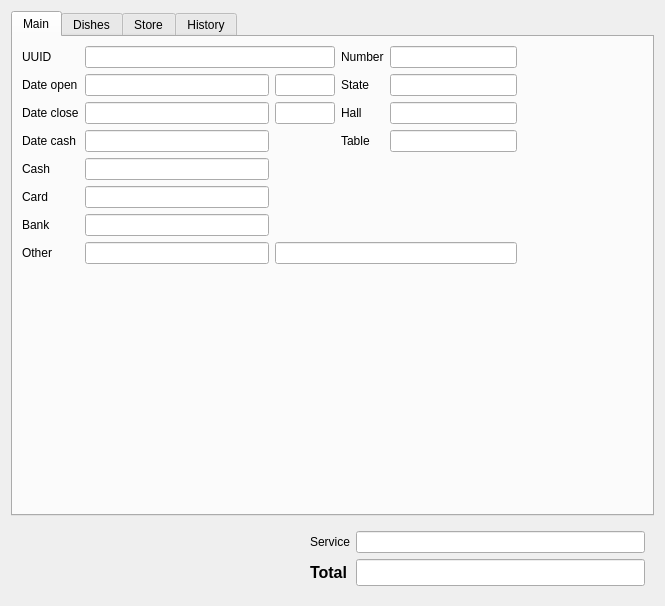
Before: the Qt Designer form FrontDesk/c5waiterorder.ui in End1-1/Cafe5, drawn with Qt 5.
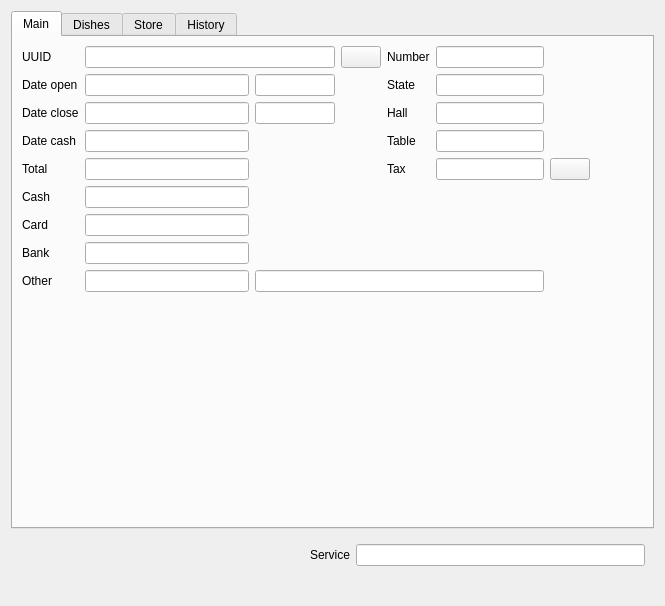
After: the same form once the commit is applied. Icons and pictures are not drawn. Custom widgets are drawn as their Qt base class.

Patch:
```diff
--- a/FrontDesk/c5waiterorder.ui
+++ b/FrontDesk/c5waiterorder.ui
@@ -24,134 +24,90 @@
        <string>Main</string>
       </attribute>
       <layout class="QGridLayout" name="gridLayout_2">
-       <item row="8" column="1">
-        <widget class="C5LineEdit" name="leBank">
-         <property name="maximumSize">
-          <size>
-           <width>200</width>
-           <height>16777215</height>
-          </size>
-         </property>
-         <property name="readOnly">
-          <bool>true</bool>
-         </property>
-        </widget>
-       </item>
-       <item row="7" column="0">
-        <widget class="QLabel" name="label_11">
-         <property name="text">
-          <string>Card</string>
-         </property>
-        </widget>
-       </item>
-       <item row="4" column="1">
-        <widget class="C5DateEdit" name="deDateClose">
-         <property name="maximumSize">
-          <size>
-           <width>200</width>
-           <height>16777215</height>
-          </size>
-         </property>
-        </widget>
-       </item>
-       <item row="8" column="0">
-        <widget class="QLabel" name="label_12">
-         <property name="text">
-          <string>Bank</string>
-         </property>
-        </widget>
-       </item>
-       <item row="6" column="1">
-        <widget class="C5LineEdit" name="leCash">
-         <property name="maximumSize">
-          <size>
-           <width>200</width>
-           <height>16777215</height>
-          </size>
-         </property>
-         <property name="readOnly">
-          <bool>true</bool>
-         </property>
-        </widget>
-       </item>
-       <item row="5" column="1">
-        <widget class="C5DateEdit" name="deDateCash">
-         <property name="maximumSize">
-          <size>
-           <width>200</width>
-           <height>16777215</height>
-          </size>
-         </property>
-         <property name="readOnly">
-          <bool>true</bool>
-         </property>
-        </widget>
-       </item>
-       <item row="0" column="0">
-        <widget class="QLabel" name="label">
-         <property name="text">
-          <string>UUID</string>
-         </property>
-        </widget>
-       </item>
-       <item row="9" column="0">
+       <item row="11" column="0">
         <widget class="QLabel" name="label_13">
          <property name="text">
           <string>Other</string>
          </property>
         </widget>
        </item>
-       <item row="4" column="3">
-        <widget class="QLabel" name="label_6">
-         <property name="text">
-          <string>Hall</string>
-         </property>
-        </widget>
-       </item>
-       <item row="5" column="0">
-        <widget class="QLabel" name="label_4">
-         <property name="text">
-          <string>Date cash</string>
-         </property>
-        </widget>
-       </item>
-       <item row="7" column="1">
-        <widget class="C5LineEdit" name="leCard">
-         <property name="maximumSize">
-          <size>
-           <width>200</width>
-           <height>16777215</height>
-          </size>
-         </property>
-         <property name="readOnly">
-          <bool>true</bool>
-         </property>
-        </widget>
-       </item>
-       <item row="2" column="3">
+       <item row="2" column="4">
         <widget class="QLabel" name="label_8">
          <property name="text">
           <string>State</string>
          </property>
         </widget>
        </item>
-       <item row="0" column="3">
-        <widget class="QLabel" name="label_5">
+       <item row="4" column="0">
+        <widget class="QLabel" name="label_3">
          <property name="text">
-          <string>Number</string>
+          <string>Date close</string>
          </property>
         </widget>
        </item>
-       <item row="9" column="2" colspan="3">
-        <widget class="QLineEdit" name="leOtherName">
-         <property name="readOnly">
-          <bool>true</bool>
+       <item row="6" column="5">
+        <widget class="QLineEdit" name="leTax"/>
+       </item>
+       <item row="6" column="4">
+        <widget class="QLabel" name="label_14">
+         <property name="text">
+          <string>Tax</string>
          </property>
         </widget>
        </item>
-       <item row="2" column="4">
+       <item row="2" column="5">
         <widget class="QLineEdit" name="leState"/>
        </item>
+       <item row="8" column="1">
+        <widget class="C5LineEdit" name="leCash">
+         <property name="maximumSize">
+          <size>
+           <width>200</width>
+           <height>16777215</height>
+          </size>
+         </property>
+         <property name="readOnly">
+          <bool>false</bool>
+         </property>
+        </widget>
+       </item>
+       <item row="11" column="2" colspan="4">
+        <widget class="QLineEdit" name="leOtherName">
+         <property name="readOnly">
+          <bool>true</bool>
+         </property>
+        </widget>
+       </item>
+       <item row="2" column="0">
+        <widget class="QLabel" name="label_2">
+         <property name="text">
+          <string>Date open</string>
+         </property>
+        </widget>
+       </item>
+       <item row="4" column="2">
+        <widget class="C5DateEdit" name="teClose">
+         <property name="minimumSize">
+          <size>
+           <width>0</width>
+           <height>0</height>
+          </size>
+         </property>
+         <property name="maximumSize">
+          <size>
+           <width>80</width>
+           <height>16777215</height>
+          </size>
+         </property>
+        </widget>
+       </item>
+       <item row="4" column="4">
+        <widget class="QLabel" name="label_6">
+         <property name="text">
+          <string>Hall</string>
+         </property>
+        </widget>
+       </item>
        <item row="2" column="1">
         <widget class="C5DateEdit" name="deDateOpen">
          <property name="maximumSize">
@@ -162,39 +118,161 @@
          </property>
         </widget>
        </item>
-       <item row="5" column="4">
+       <item row="6" column="6">
+        <widget class="QPushButton" name="btnClearTax">
+         <property name="text">
+          <string/>
+         </property>
+         <property name="icon">
+          <iconset resource="../resources/res.qrc">
+           <normaloff>:/broom.png</normaloff>:/broom.png</iconset>
+         </property>
+        </widget>
+       </item>
+       <item row="0" column="3">
+        <widget class="QPushButton" name="btnCopyUUID">
+         <property name="text">
+          <string/>
+         </property>
+         <property name="icon">
+          <iconset resource="../resources/res.qrc">
+           <normaloff>:/copy.png</normaloff>:/copy.png</iconset>
+         </property>
+        </widget>
+       </item>
+       <item row="5" column="5">
         <widget class="QLineEdit" name="leTable"/>
        </item>
+       <item row="0" column="4">
+        <widget class="QLabel" name="label_5">
+         <property name="text">
+          <string>Number</string>
+         </property>
+        </widget>
+       </item>
+       <item row="10" column="0">
+        <widget class="QLabel" name="label_12">
+         <property name="text">
+          <string>Bank</string>
+         </property>
+        </widget>
+       </item>
+       <item row="10" column="1">
+        <widget class="C5LineEdit" name="leBank">
+         <property name="maximumSize">
+          <size>
+           <width>200</width>
+           <height>16777215</height>
+          </size>
+         </property>
+         <property name="readOnly">
+          <bool>false</bool>
+         </property>
+        </widget>
+       </item>
+       <item row="11" column="1">
+        <widget class="C5LineEdit" name="leOther">
+         <property name="maximumSize">
+          <size>
+           <width>200</width>
+           <height>16777215</height>
+          </size>
+         </property>
+         <property name="readOnly">
+          <bool>true</bool>
+         </property>
+        </widget>
+       </item>
+       <item row="9" column="1">
+        <widget class="C5LineEdit" name="leCard">
+         <property name="maximumSize">
+          <size>
+           <width>200</width>
+           <height>16777215</height>
+          </size>
+         </property>
+         <property name="readOnly">
+          <bool>false</bool>
+         </property>
+        </widget>
+       </item>
+       <item row="5" column="0">
+        <widget class="QLabel" name="label_4">
+         <property name="text">
+          <string>Date cash</string>
+         </property>
+        </widget>
+       </item>
+       <item row="2" column="2">
+        <widget class="C5DateEdit" name="teOpen">
+         <property name="minimumSize">
+          <size>
+           <width>0</width>
+           <height>0</height>
+          </size>
+         </property>
+         <property name="maximumSize">
+          <size>
+           <width>80</width>
+           <height>16777215</height>
+          </size>
+         </property>
+        </widget>
+       </item>
+       <item row="4" column="5">
+        <widget class="QLineEdit" name="leHall"/>
+       </item>
+       <item row="5" column="4">
+        <widget class="QLabel" name="label_7">
+         <property name="text">
+          <string>Table</string>
+         </property>
+        </widget>
+       </item>
        <item row="6" column="0">
+        <widget class="QLabel" name="label_9">
+         <property name="text">
+          <string>Total</string>
+         </property>
+        </widget>
+       </item>
+       <item row="5" column="1">
+        <widget class="C5DateEdit" name="deDateCash">
+         <property name="maximumSize">
+          <size>
+           <width>200</width>
+           <height>16777215</height>
+          </size>
+         </property>
+         <property name="readOnly">
+          <bool>false</bool>
+         </property>
+        </widget>
+       </item>
+       <item row="9" column="0">
+        <widget class="QLabel" name="label_11">
+         <property name="text">
+          <string>Card</string>
+         </property>
+        </widget>
+       </item>
+       <item row="4" column="1">
+        <widget class="C5DateEdit" name="deDateClose">
+         <property name="maximumSize">
+          <size>
+           <width>200</width>
+           <height>16777215</height>
+          </size>
+         </property>
+        </widget>
+       </item>
+       <item row="8" column="0">
         <widget class="QLabel" name="label_10">
          <property name="text">
           <string>Cash</string>
          </property>
         </widget>
        </item>
-       <item row="4" column="2">
-        <widget class="C5DateEdit" name="teClose">
-         <property name="minimumSize">
-          <size>
-           <width>0</width>
-           <height>0</height>
-          </size>
-         </property>
-         <property name="maximumSize">
-          <size>
-           <width>60</width>
-           <height>16777215</height>
-          </size>
-         </property>
-        </widget>
-       </item>
-       <item row="5" column="3">
-        <widget class="QLabel" name="label_7">
-         <property name="text">
-          <string>Table</string>
-         </property>
-        </widget>
-       </item>
        <item row="0" column="1" colspan="2">
         <widget class="QLineEdit" name="leUuid">
          <property name="minimumSize">
@@ -208,34 +286,17 @@
          </property>
         </widget>
        </item>
-       <item row="4" column="0">
-        <widget class="QLabel" name="label_3">
-         <property name="text">
-          <string>Date close</string>
-         </property>
-        </widget>
+       <item row="0" column="5">
+        <widget class="QLineEdit" name="leNumber"/>
        </item>
-       <item row="2" column="0">
-        <widget class="QLabel" name="label_2">
+       <item row="0" column="0">
+        <widget class="QLabel" name="label">
          <property name="text">
-          <string>Date open</string>
+          <string>UUID</string>
          </property>
         </widget>
        </item>
-       <item row="9" column="1">
-        <widget class="C5LineEdit" name="leOther">
-         <property name="maximumSize">
-          <size>
-           <width>200</width>
-           <height>16777215</height>
-          </size>
-         </property>
-         <property name="readOnly">
-          <bool>true</bool>
-         </property>
-        </widget>
-       </item>
-       <item row="11" column="1">
+       <item row="13" column="1">
         <spacer name="verticalSpacer">
          <property name="orientation">
           <enum>Qt::Vertical</enum>
@@ -248,13 +309,14 @@
          </property>
         </spacer>
        </item>
-       <item row="4" column="4">
-        <widget class="QLineEdit" name="leHall"/>
+       <item row="6" column="1">
+        <widget class="C5LineEdit" name="leTotal">
+         <property name="readOnly">
+          <bool>true</bool>
+         </property>
+        </widget>
        </item>
-       <item row="0" column="4">
-        <widget class="QLineEdit" name="leNumber"/>
-       </item>
-       <item row="0" column="5">
+       <item row="6" column="7">
         <spacer name="horizontalSpacer_2">
          <property name="orientation">
           <enum>Qt::Horizontal</enum>
@@ -267,22 +329,6 @@
          </property>
         </spacer>
        </item>
-       <item row="2" column="2">
-        <widget class="C5DateEdit" name="teOpen">
-         <property name="minimumSize">
-          <size>
-           <width>0</width>
-           <height>0</height>
-          </size>
-         </property>
-         <property name="maximumSize">
-          <size>
-           <width>60</width>
-           <height>16777215</height>
-          </size>
-         </property>
-        </widget>
-       </item>
       </layout>
      </widget>
      <widget class="QWidget" name="tabDishes">
@@ -503,34 +549,6 @@
       </size>
      </property>
      <layout class="QGridLayout" name="gridLayout">
-      <item row="2" column="2">
-       <widget class="C5LineEdit" name="leTotal">
-        <property name="font">
-         <font>
-          <pointsize>12</pointsize>
-          <weight>75</weight>
-          <bold>true</bold>
-         </font>
-        </property>
-        <property name="readOnly">
-         <bool>true</bool>
-        </property>
-       </widget>
-      </item>
-      <item row="2" column="1">
-       <widget class="QLabel" name="label_9">
-        <property name="font">
-         <font>
-          <pointsize>12</pointsize>
-          <weight>75</weight>
-          <bold>true</bold>
-         </font>
-        </property>
-        <property name="text">
-         <string>Total</string>
-        </property>
-       </widget>
-      </item>
       <item row="2" column="0">
        <spacer name="horizontalSpacer">
         <property name="orientation">
```
Left out of the diff: 4 changed lines with no effect on the pictures.
